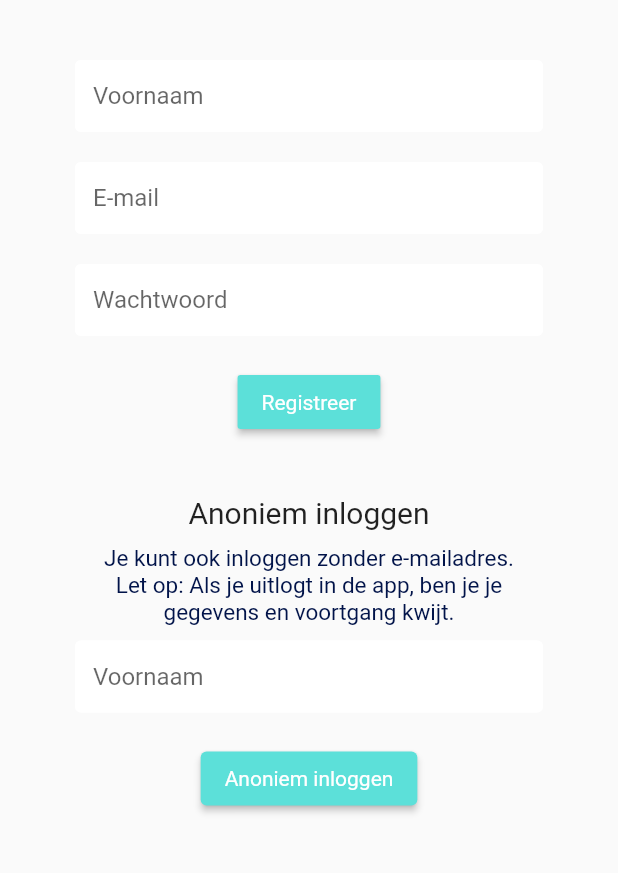
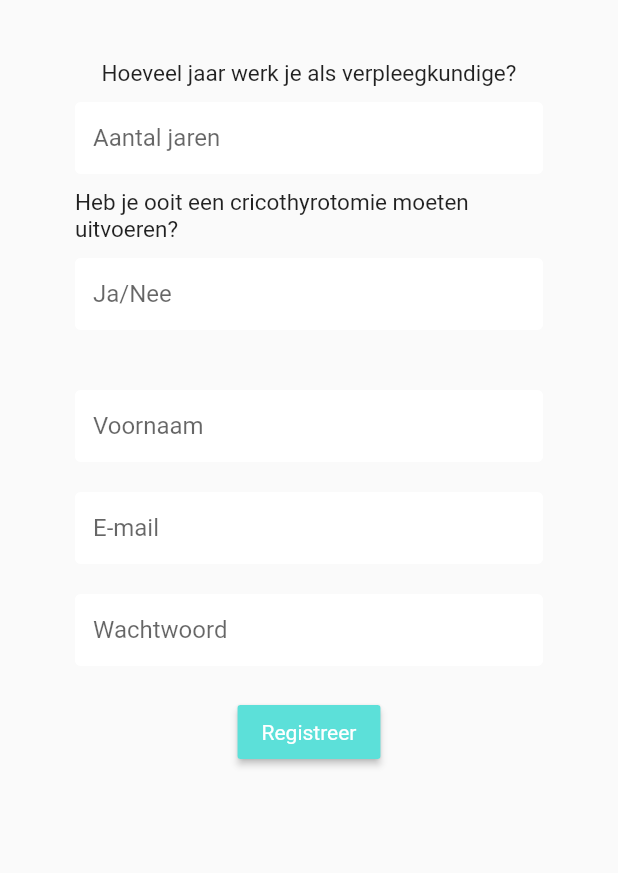
Before and after one commit to floorkuipers/ambu, a Flutter app: the Register screen opened directly with empty values, on a phone screen of 412 x 824 dp, the part 84-957 px from its top. Run offline on Flutter 3.47's test engine with Material 2 defaults, Android fonts, the light colour scheme and no system bars; our stand-ins replace cloud_firestore, firebase_auth, firebase_core, firebase_database, flutter_spinkit, percent_indicator and 2 more; accounts and stored records are empty.

Commit message:
bug fixes

```diff
--- a/lib/pages/authenticate/authenticate.dart
+++ b/lib/pages/authenticate/authenticate.dart
@@ -8,7 +8,7 @@ class Authenticate extends StatefulWidget {
 }
 
 class _AuthenticateState extends State<Authenticate> {
-  bool showSignIn = true;
+  bool showSignIn = false;
 
   void toggleView() {
     //print(showSignIn.toString());
--- a/lib/pages/authenticate/register.dart
+++ b/lib/pages/authenticate/register.dart
@@ -24,6 +24,8 @@ class _RegisterState extends State<Register> {
   String email = '';
   String password = '';
   String name = '';
+  String year = '';
+  String geschiedenis = '';
   String nameAnon = '';
 
   @override
@@ -58,11 +60,38 @@ class _RegisterState extends State<Register> {
                     child: Container(
                         padding: EdgeInsets.symmetric(
                             vertical: 20.0, horizontal: 50.0),
-                        child: Column(children: [
+                        child: Column(mainAxisAlignment: MainAxisAlignment.start,
+                            children: [
                           Form(
                               key: _formKey,
                               child: Column(children: <Widget>[
                                 SizedBox(height: 20.0),
+                                Text("Hoeveel jaar werk je als verpleegkundige?", textAlign: TextAlign.left, style: TextStyle(fontSize: 15),),
+                                SizedBox(height: 10.0),
+                                TextFormField(
+                                  decoration: textInputDecoration.copyWith(
+                                      hintText: 'Aantal jaren'),
+                                  validator: (val) => val!.isEmpty
+                                      ? 'Voer een aantal in'
+                                      : null,
+                                  onChanged: (val) {
+                                    setState(() => year = val);
+                                  },
+                                ),
+                                SizedBox(height: 10.0),
+                                Text("Heb je ooit een cricothyrotomie moeten uitvoeren?", textAlign: TextAlign.left, style: TextStyle(fontSize: 15),),
+                                SizedBox(height: 10.0),
+                                TextFormField(
+                                  decoration: textInputDecoration.copyWith(
+                                      hintText: 'Ja/Nee'),
+                                  validator: (val) => val!.isEmpty
+                                      ? 'Vul "ja" of "nee" in.'
+                                      : null,
+                                  onChanged: (val) {
+                                    setState(() => geschiedenis = val);
+                                  },
+                                ),
+                                SizedBox(height: 40.0),
                                 TextFormField(
                                   decoration: textInputDecoration.copyWith(
                                       hintText: 'Voornaam'),
@@ -73,6 +102,7 @@ class _RegisterState extends State<Register> {
                                     setState(() => name = val);
                                   },
                                 ),
+
                                 SizedBox(height: 20.0),
                                 TextFormField(
                                   decoration: textInputDecoration.copyWith(
@@ -97,7 +127,9 @@ class _RegisterState extends State<Register> {
                                   },
                                 ),
                                 SizedBox(height: 20.0),
-                                RaisedButton(
+                                loading
+                                    ? Loading()
+                                    : RaisedButton(
                                     color: AppTheme.colors.accentColor,
                                     child: Text(
                                       'Registreer',
@@ -108,7 +140,7 @@ class _RegisterState extends State<Register> {
                                         setState(() => loading = true);
                                         dynamic result = await _auth
                                             .registerWithEmailAndPassword(
-                                                email, password, name);
+                                                email, password, name, year, geschiedenis);
                                         if (result == null) {
                                           setState(() {
                                             loading = false;
@@ -125,57 +157,57 @@ class _RegisterState extends State<Register> {
                                       color: Colors.red, fontSize: 14.0),
                                 ),
                               ])),
-                          Form(
-                            key: _formKey2,
-                            child: Column(
-                              children: [
-                                Padding(
-                                    padding: EdgeInsets.all(10),
-                                    child: Text(
-                                      'Anoniem inloggen',
-                                      style: TextStyle(fontSize: 20),
-                                    )),
-                                Text(
-                                    'Je kunt ook inloggen zonder e-mailadres. \nLet op: Als je uitlogt in de app, ben je je gegevens en voortgang kwijt.',
-                                    textAlign: TextAlign.center,
-                                    style: TextStyle(
-                                        color: AppTheme.colors.textColor,
-                                        fontSize: 15)),
-                                SizedBox(height: 10.0),
-                                TextFormField(
-                                  decoration: textInputDecoration.copyWith(
-                                      hintText: 'Voornaam'),
-                                  validator: (val) => val!.isEmpty
-                                      ? 'Voer een voornaam in'
-                                      : null,
-                                  onChanged: (val) {
-                                    setState(() => nameAnon = val);
-                                  },
-                                ),
-                                SizedBox(height: 20.0),
-                                ElevatedButton(
-                                  style: ElevatedButton.styleFrom(
-                                    primary: AppTheme
-                                        .colors.accentColor, // Background color
-                                  ),
-                                  child: Text('Anoniem inloggen'),
-                                  onPressed: () async {
-                                    if (_formKey2.currentState!.validate()) {
-                                      setState(() => loading = true);
-                                      dynamic result =
-                                          await _auth.signInAnon(nameAnon);
-                                      if (result == null) {
-                                        setState(() {
-                                          loading = false;
-                                          error = 'Inloggen niet gelukt';
-                                        });
-                                      }
-                                    }
-                                  },
-                                ),
-                              ],
-                            ),
-                          )
+                          // Form(
+                          //   key: _formKey2,
+                          //   child: Column(
+                          //     children: [
+                          //       Padding(
+                          //           padding: EdgeInsets.all(10),
+                          //           child: Text(
+                          //             'Anoniem inloggen',
+                          //             style: TextStyle(fontSize: 20),
+                          //           )),
+                          //       Text(
+                          //           'Je kunt ook inloggen zonder e-mailadres. \nLet op: Als je uitlogt in de app, ben je je gegevens en voortgang kwijt.',
+                          //           textAlign: TextAlign.center,
+                          //           style: TextStyle(
+                          //               color: AppTheme.colors.textColor,
+                          //               fontSize: 15)),
+                          //       SizedBox(height: 10.0),
+                          //       TextFormField(
+                          //         decoration: textInputDecoration.copyWith(
+                          //             hintText: 'Voornaam'),
+                          //         validator: (val) => val!.isEmpty
+                          //             ? 'Voer een voornaam in'
+                          //             : null,
+                          //         onChanged: (val) {
+                          //           setState(() => nameAnon = val);
+                          //         },
+                          //       ),
+                          //       SizedBox(height: 20.0),
+                          //       ElevatedButton(
+                          //         style: ElevatedButton.styleFrom(
+                          //           primary: AppTheme
+                          //               .colors.accentColor, // Background color
+                          //         ),
+                          //         child: Text('Anoniem inloggen'),
+                          //         onPressed: () async {
+                          //           if (_formKey2.currentState!.validate()) {
+                          //             setState(() => loading = true);
+                          //             dynamic result =
+                          //                 await _auth.signInAnon(nameAnon);
+                          //             if (result == null) {
+                          //               setState(() {
+                          //                 loading = false;
+                          //                 error = 'Inloggen niet gelukt';
+                          //               });
+                          //             }
+                          //           }
+                          //         },
+                          //       ),
+                          //     ],
+                          //   ),
+                          // )
                         ])))));
   }
 }
--- a/lib/pages/welcomepage.dart
+++ b/lib/pages/welcomepage.dart
@@ -115,7 +115,7 @@ class IntroScreenState extends State<IntroScreen> {
 
   toHome() {
     Navigator.of(context).pop;
-    Navigator.of(context).push(MaterialPageRoute(
+    Navigator.of(context).pushReplacement(MaterialPageRoute(
         builder: (BuildContext context) => Wrapper()));
   }
 }
--- a/lib/pages/wrapper.dart
+++ b/lib/pages/wrapper.dart
@@ -12,9 +12,9 @@ class Wrapper extends StatelessWidget {
 
     // return either the Home or Authenticate widget
     if (user != null){
-      return Homepage();
+      return WillPopScope(onWillPop: () async => false, child: Homepage());
     } else {
-      return Authenticate();
+      return WillPopScope(onWillPop: () async => false, child: Authenticate());
     }
 
   }
--- a/lib/services/database.dart
+++ b/lib/services/database.dart
@@ -139,9 +139,11 @@ class DatabaseService {
 
     }
   }
-  Future<void> updateUserData(String name) async {
+  Future<void> updateUserData(String name, String year, String geschiedenis) async {
     return await users.doc(uid).set({
       'name': name,
+      'number of years': year,
+      'Geschiedenis': geschiedenis
     });
   }
 
--- a/pubspec.yaml
+++ b/pubspec.yaml
@@ -47,7 +47,6 @@ dependencies:
   foundation_flutter: ^0.2.0
   json_annotation: ^4.5.0
   shared_preferences: ^0.5.4+6
-
   firebase_database: ^9.0.15
 dev_dependencies:
   flutter_test:
```
Also changed, not shown: lib/pages/authenticate/reset_password.dart (added, +121 -0 lines), lib/pages/authenticate/sign_in.dart (+13 -4 lines), lib/pages/initialrouting.dart (+5 -2 lines), lib/pages/personal.dart (+16 -24 lines), lib/services/auth.dart (+28 -4 lines).
